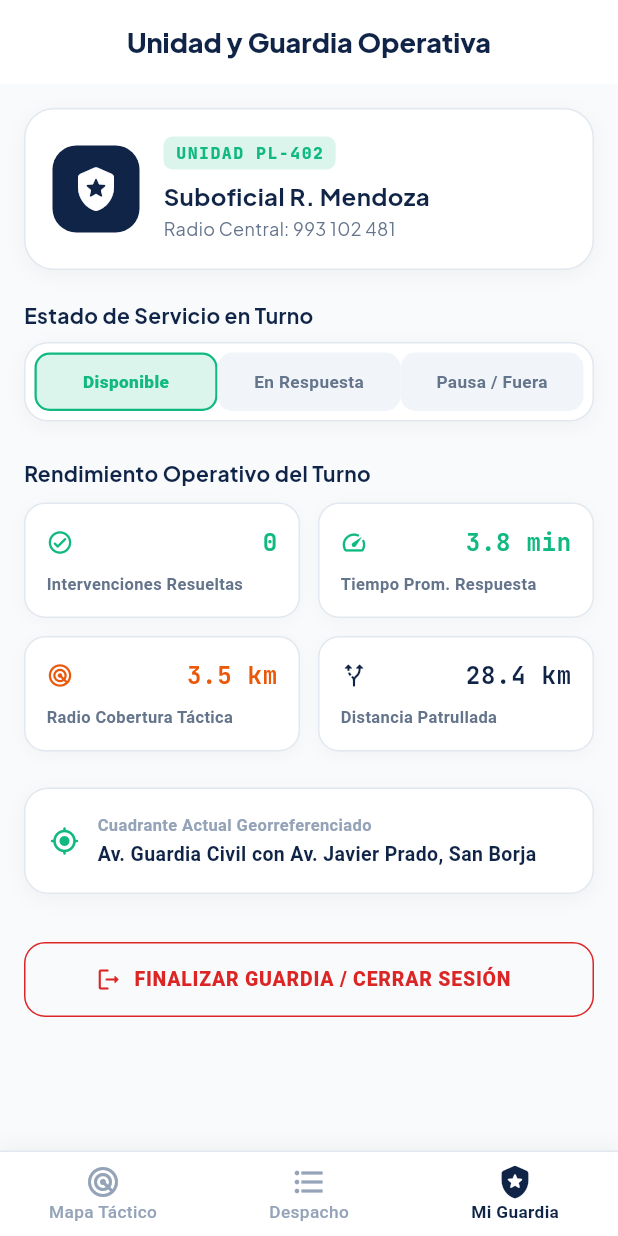
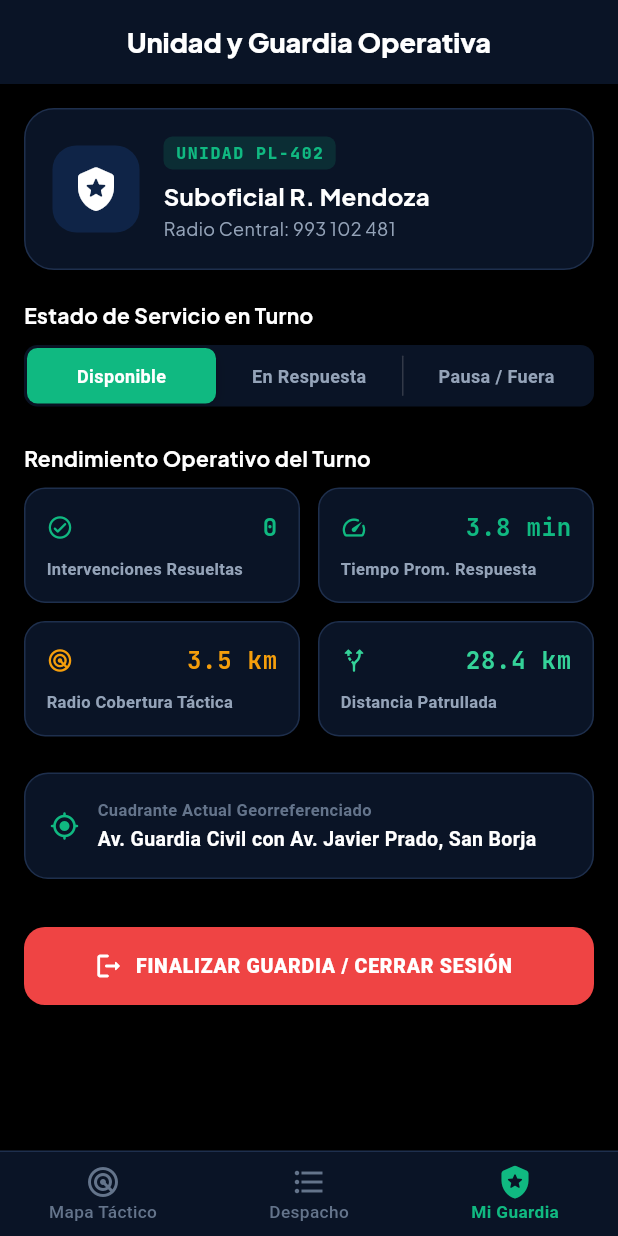
Before and after one commit to VMichael1999/Securia, a Flutter app: the PatrolShellView screen opened directly, item 3 of the bottom bar chosen, on a phone screen of 412 x 824 dp. Run offline on Flutter 3.47's test engine with Material 3 defaults, Android fonts, the phone set to English and light mode, and no system bars; our stand-ins replace flutter_bloc, flutter_map, get_it, google_fonts, image_picker, latlong2; accounts and stored records are empty.

Commit message:
feat(patrol): aplicar tema oscuro negro con azul y verde casi oscuros a la terminal policial

```diff
--- a/securia_patrol/lib/app/securia_patrol_app.dart
+++ b/securia_patrol/lib/app/securia_patrol_app.dart
@@ -42,15 +42,14 @@ class SecuriaPatrolApp extends StatelessWidget {
         theme: ThemeData(
           useMaterial3: true,
           scaffoldBackgroundColor: PatrolColors.background,
-          colorScheme: ColorScheme.fromSeed(
-            seedColor: PatrolColors.policeBlue,
+          colorScheme: const ColorScheme.dark(
             primary: PatrolColors.policeBlue,
             secondary: PatrolColors.policeAccent,
-            surface: Colors.white,
+            surface: PatrolColors.surfaceCard,
             error: PatrolColors.alertCrimson,
           ),
           snackBarTheme: SnackBarThemeData(
-            backgroundColor: PatrolColors.policeBlue,
+            backgroundColor: const Color(0xFF0F2447),
             contentTextStyle: const TextStyle(
               color: Colors.white,
               fontWeight: FontWeight.w700,
@@ -59,12 +58,12 @@ class SecuriaPatrolApp extends StatelessWidget {
             behavior: SnackBarBehavior.floating,
             shape: RoundedRectangleBorder(
               borderRadius: BorderRadius.circular(14),
-              side: const BorderSide(color: Color(0xFF334155), width: 1),
+              side: const BorderSide(color: Color(0xFF10B981), width: 1.2),
             ),
           ),
           appBarTheme: const AppBarTheme(
-            backgroundColor: Colors.white,
-            foregroundColor: PatrolColors.policeBlue,
+            backgroundColor: PatrolColors.surface,
+            foregroundColor: Colors.white,
             elevation: 0,
             centerTitle: true,
           ),
--- a/securia_patrol/lib/app/theme/patrol_colors.dart
+++ b/securia_patrol/lib/app/theme/patrol_colors.dart
@@ -4,41 +4,43 @@ import 'package:flutter/material.dart';
 class PatrolColors {
   PatrolColors._();
 
-  // Fondos y Superficies Limpias (Iguales al aplicativo ciudadano)
-  static const Color background = Color(0xFFF8FAFC);
-  static const Color surface = Colors.white;
-  static const Color surfaceElevated = Colors.white;
-  static const Color surfaceCard = Colors.white;
-  static const Color surfaceBorder = Color(0xFFE2E8F0);
+  // Fondos y Superficies Oscuras: Negro y Azul Oscuro
+  static const Color background = Color(0xFF000000); // Negro puro de fondo
+  static const Color surface = Color(0xFF050811); // Negro profundo
+  static const Color surfaceElevated = Color(0xFF0F1E38); // Azul oscuro elevado
+  static const Color surfaceCard = Color(0xFF0A1426); // Tarjetas en Azul oscuro sobre negro
+  static const Color surfaceBorder = Color(0xFF1E2F4D); // Borde azul oscuro sutil
 
-  // Colores Primarios: Azul casi oscuro, Verde y Blanco
-  static const Color tacticalNavy = Color(0xFF0F2447);
-  static const Color tacticalBlue = Color(0xFF0F2447);
-  static const Color policeBlue = Color(0xFF0F2447);
+  // Colores Primarios Policiales: Verde, Azul oscuro y Negro
+  static const Color tacticalNavy = Color(0xFF0F2447); // Azul oscuro institucional
+  static const Color tacticalBlue = Color(0xFF0F2447); // Azul oscuro
+  static const Color policeBlue = Color(0xFF0F2447); // Azul oscuro institucional
   static const Color policeAccent = Color(0xFF10B981); // Verde de seguridad
-  static const Color policeLight = Color(0xFFD1FAE5);
+  static const Color policeLight = Color(0xFF34D399); // Verde claro de alta visibilidad
+  static const Color policeGreenDark = Color(0xFF064E3B); // Verde casi oscuro institucional
+  static const Color overlayScrim = Color(0xD9000000); // Velo negro para alertas a pantalla completa
   static const Color cyanAccent = Color(0xFF10B981);
   static const Color cyanGlow = Color(0x3310B981);
 
   // Estados de Alerta y Respuesta
-  static const Color alertCrimson = Color(0xFFDC2626);
-  static const Color alertCrimsonGlow = Color(0x3DDC2626);
-  static const Color warningAmber = Color(0xFFEA580C);
-  static const Color successGreen = Color(0xFF10B981);
+  static const Color alertCrimson = Color(0xFFEF4444); // Rojo sólido de emergencia
+  static const Color alertCrimsonGlow = Color(0x3DEF4444);
+  static const Color warningAmber = Color(0xFFF59E0B);
+  static const Color successGreen = Color(0xFF10B981); // Verde
   static const Color infoBlue = Color(0xFF0F2447);
 
-  // Textos y Contraste de Alta Legibilidad sobre fondos claros
-  static const Color textPrimary = Color(0xFF0F2447);
-  static const Color textSecondary = Color(0xFF64748B);
-  static const Color textMuted = Color(0xFF94A3B8);
+  // Textos y Contraste de Alta Densidad: Blanco puro sobre superficies oscuras
+  static const Color textPrimary = Color(0xFFFFFFFF); // Blanco puro (nunca blanco sobre blanco)
+  static const Color textSecondary = Color(0xFF94A3B8); // Gris claro legible
+  static const Color textMuted = Color(0xFF64748B);
 
   // Gradientes
   static const LinearGradient tacticalGradient = LinearGradient(
     begin: Alignment.topLeft,
     end: Alignment.bottomRight,
     colors: [
-      Color(0xFF0F2447),
-      Color(0xFF1A365D),
+      Color(0xFF000000), // Negro
+      Color(0xFF0F2447), // Azul oscuro
     ],
   );
 
--- a/securia_patrol/lib/features/auth/presentation/views/patrol_login_view.dart
+++ b/securia_patrol/lib/features/auth/presentation/views/patrol_login_view.dart
@@ -139,7 +139,7 @@ class _PatrolLoginViewState extends State<PatrolLoginView> {
                       style: PatrolTypography.titleLarge.copyWith(
                         fontSize: 24,
                         letterSpacing: 1.5,
-                        color: PatrolColors.policeBlue,
+                        color: Colors.white,
                       ),
                     ),
                     const SizedBox(height: 4),
--- a/securia_patrol/lib/features/profile/presentation/views/patrol_profile_view.dart
+++ b/securia_patrol/lib/features/profile/presentation/views/patrol_profile_view.dart
@@ -1,3 +1,4 @@
+import 'package:flutter/cupertino.dart';
 import 'package:flutter/material.dart';
 import 'package:flutter_bloc/flutter_bloc.dart';
 import 'package:securia_core/securia_core.dart';
@@ -17,11 +18,11 @@ class PatrolProfileView extends StatelessWidget {
     return Scaffold(
       backgroundColor: PatrolColors.background,
       appBar: AppBar(
-        backgroundColor: Colors.white,
+        backgroundColor: PatrolColors.surfaceCard,
         elevation: 0,
         title: Text(
           'Unidad y Guardia Operativa',
-          style: PatrolTypography.titleLarge.copyWith(fontSize: 18, color: PatrolColors.policeBlue),
+          style: PatrolTypography.titleLarge.copyWith(fontSize: 18, color: Colors.white),
         ),
         centerTitle: true,
       ),
@@ -38,12 +39,12 @@ class PatrolProfileView extends StatelessWidget {
                 Container(
                   padding: const EdgeInsets.all(18),
                   decoration: BoxDecoration(
-                    color: Colors.white,
+                    color: PatrolColors.surfaceCard,
                     borderRadius: BorderRadius.circular(20),
                     border: Border.all(color: PatrolColors.surfaceBorder),
                     boxShadow: [
                       BoxShadow(
-                        color: Colors.black.withValues(alpha: 0.04),
+                        color: Colors.black.withValues(alpha: 0.3),
                         blurRadius: 10,
                         offset: const Offset(0, 3),
                       ),
@@ -105,51 +106,65 @@ class PatrolProfileView extends StatelessWidget {
 
                 const SizedBox(height: 20),
 
-                // 2. Selector de Estado de Servicio
+                // 2. Selector de Estado de Servicio (Cupertino)
                 Text(
                   'Estado de Servicio en Turno',
                   style: PatrolTypography.titleMedium.copyWith(fontSize: 14),
                 ),
-                const SizedBox(height: 8),
+                const SizedBox(height: 10),
 
-                Container(
-                  padding: const EdgeInsets.all(6),
-                  decoration: BoxDecoration(
-                    color: Colors.white,
-                    borderRadius: BorderRadius.circular(16),
-                    border: Border.all(color: PatrolColors.surfaceBorder),
-                    boxShadow: [
-                      BoxShadow(
-                        color: Colors.black.withValues(alpha: 0.04),
-                        blurRadius: 10,
-                        offset: const Offset(0, 3),
+                SizedBox(
+                  width: double.infinity,
+                  child: CupertinoSlidingSegmentedControl<PatrolStatus>(
+                    groupValue: patrol.status,
+                    backgroundColor: PatrolColors.surfaceCard,
+                    thumbColor: PatrolColors.policeAccent,
+                    children: {
+                      PatrolStatus.disponible: Padding(
+                        padding: const EdgeInsets.symmetric(horizontal: 10, vertical: 10),
+                        child: Text(
+                          'Disponible',
+                          style: TextStyle(
+                            color: patrol.status == PatrolStatus.disponible
+                                ? Colors.white
+                                : PatrolColors.textSecondary,
+                            fontWeight: FontWeight.w700,
+                            fontSize: 12,
+                          ),
+                        ),
                       ),
-                    ],
-                  ),
-                  child: Row(
-                    children: [
-                      _buildStatusOption(
-                        context,
-                        label: 'Disponible',
-                        status: PatrolStatus.disponible,
-                        currentStatus: patrol.status,
-                        color: PatrolColors.successGreen,
+                      PatrolStatus.enRespuesta: Padding(
+                        padding: const EdgeInsets.symmetric(horizontal: 10, vertical: 10),
+                        child: Text(
+                          'En Respuesta',
+                          style: TextStyle(
+                            color: patrol.status == PatrolStatus.enRespuesta
+                                ? Colors.white
+                                : PatrolColors.textSecondary,
+                            fontWeight: FontWeight.w700,
+                            fontSize: 12,
+                          ),
+                        ),
                       ),
-                      _buildStatusOption(
-                        context,
-                        label: 'En Respuesta',
-                        status: PatrolStatus.enRespuesta,
-                        currentStatus: patrol.status,
-                        color: PatrolColors.alertCrimson,
+                      PatrolStatus.fueraServicio: Padding(
+                        padding: const EdgeInsets.symmetric(horizontal: 10, vertical: 10),
+                        child: Text(
+                          'Pausa / Fuera',
+                          style: TextStyle(
+                            color: patrol.status == PatrolStatus.fueraServicio
+                                ? Colors.white
+                                : PatrolColors.textSecondary,
+                            fontWeight: FontWeight.w700,
+                            fontSize: 12,
+                          ),
+                        ),
                       ),
-                      _buildStatusOption(
-                        context,
-                        label: 'Pausa / Fuera',
-                        status: PatrolStatus.fueraServicio,
-                        currentStatus: patrol.status,
-                        color: PatrolColors.textMuted,
-                      ),
-                    ],
+                    },
+                    onValueChanged: (newStatus) {
+                      if (newStatus != null) {
+                        context.read<PatrolBloc>().add(PatrolChangeDutyStatus(newStatus));
+                      }
+                    },
                   ),
                 ),
 
@@ -200,7 +215,7 @@ class PatrolProfileView extends StatelessWidget {
                         icon: Icons.alt_route_rounded,
                         value: '28.4 km',
                         label: 'Distancia Patrullada',
-                        accentColor: PatrolColors.infoBlue,
+                        accentColor: PatrolColors.policeLight,
                       ),
                     ),
                   ],
@@ -212,12 +227,12 @@ class PatrolProfileView extends StatelessWidget {
                 Container(
                   padding: const EdgeInsets.all(16),
                   decoration: BoxDecoration(
-                    color: Colors.white,
+                    color: PatrolColors.surfaceCard,
                     borderRadius: BorderRadius.circular(16),
                     border: Border.all(color: PatrolColors.surfaceBorder),
                     boxShadow: [
                       BoxShadow(
-                        color: Colors.black.withValues(alpha: 0.04),
+                        color: Colors.black.withValues(alpha: 0.3),
                         blurRadius: 10,
                         offset: const Offset(0, 3),
                       ),
@@ -257,29 +272,31 @@ class PatrolProfileView extends StatelessWidget {
 
                 const SizedBox(height: 32),
 
-                // 5. Finalizar Turno / Salir
+                // 5. Finalizar Turno / Salir (Sólido Rojo con Letra Blanca)
                 SizedBox(
                   width: double.infinity,
-                  height: 50,
-                  child: OutlinedButton.icon(
+                  height: 52,
+                  child: ElevatedButton.icon(
                     onPressed: () {
                       Navigator.of(context).pushAndRemoveUntil(
                         MaterialPageRoute(builder: (_) => const PatrolLoginView()),
                         (route) => false,
                       );
                     },
-                    icon: const Icon(Icons.logout_rounded, color: PatrolColors.alertCrimson),
+                    icon: const Icon(Icons.logout_rounded, color: Colors.white, size: 20),
                     label: const Text(
                       'FINALIZAR GUARDIA / CERRAR SESIÓN',
                       style: TextStyle(
-                        color: PatrolColors.alertCrimson,
-                        fontWeight: FontWeight.w800,
+                        color: Colors.white,
+                        fontWeight: FontWeight.w900,
                         fontSize: 13,
                         letterSpacing: 0.5,
                       ),
                     ),
-                    style: OutlinedButton.styleFrom(
-                      side: const BorderSide(color: PatrolColors.alertCrimson),
+                    style: ElevatedButton.styleFrom(
+                      backgroundColor: PatrolColors.alertCrimson,
+                      foregroundColor: Colors.white,
+                      elevation: 3,
                       shape: RoundedRectangleBorder(
                         borderRadius: BorderRadius.circular(14),
                       ),
@@ -294,47 +311,6 @@ class PatrolProfileView extends StatelessWidget {
     );
   }
 
-  Widget _buildStatusOption(
-    BuildContext context, {
-    required String label,
-    required PatrolStatus status,
-    required PatrolStatus currentStatus,
-    required Color color,
-  }) {
-    final isSelected = status == currentStatus;
-
-    return Expanded(
-      child: InkWell(
-        onTap: () {
-          context.read<PatrolBloc>().add(PatrolChangeDutyStatus(status));
-        },
-        borderRadius: BorderRadius.circular(10),
-        child: AnimatedContainer(
-          duration: const Duration(milliseconds: 200),
-          padding: const EdgeInsets.symmetric(vertical: 10),
-          decoration: BoxDecoration(
-            color: isSelected ? color.withValues(alpha: 0.15) : const Color(0xFFF1F5F9),
-            borderRadius: BorderRadius.circular(10),
-            border: Border.all(
-              color: isSelected ? color : Colors.transparent,
-              width: 1.5,
-            ),
-          ),
-          child: Center(
-            child: Text(
-              label,
-              style: TextStyle(
-                color: isSelected ? color : PatrolColors.textSecondary,
-                fontWeight: isSelected ? FontWeight.w800 : FontWeight.w600,
-                fontSize: 11.5,
-              ),
-            ),
-          ),
-        ),
-      ),
-    );
-  }
-
   Widget _buildMetricTile({
     required IconData icon,
     required String value,
@@ -344,12 +320,12 @@ class PatrolProfileView extends StatelessWidget {
     return Container(
       padding: const EdgeInsets.all(14),
       decoration: BoxDecoration(
-        color: Colors.white,
+        color: PatrolColors.surfaceCard,
         borderRadius: BorderRadius.circular(14),
         border: Border.all(color: PatrolColors.surfaceBorder),
         boxShadow: [
           BoxShadow(
-            color: Colors.black.withValues(alpha: 0.03),
+            color: Colors.black.withValues(alpha: 0.2),
             blurRadius: 8,
             offset: const Offset(0, 2),
           ),
--- a/securia_patrol/lib/features/shell/presentation/views/patrol_shell_view.dart
+++ b/securia_patrol/lib/features/shell/presentation/views/patrol_shell_view.dart
@@ -41,25 +41,18 @@ class _PatrolShellViewState extends State<PatrolShellView> {
             children: views,
           ),
           bottomNavigationBar: Container(
-            decoration: BoxDecoration(
-              color: Colors.white,
+            decoration: const BoxDecoration(
+              color: PatrolColors.surfaceCard,
               border: Border(
                 top: BorderSide(color: PatrolColors.surfaceBorder, width: 1.0),
               ),
-              boxShadow: [
-                BoxShadow(
-                  color: Colors.black.withValues(alpha: 0.04),
-                  blurRadius: 10,
-                  offset: const Offset(0, -3),
-                ),
-              ],
             ),
             child: BottomNavigationBar(
               currentIndex: _currentIndex,
               onTap: (index) => setState(() => _currentIndex = index),
-              backgroundColor: Colors.white,
+              backgroundColor: PatrolColors.surfaceCard,
               elevation: 0,
-              selectedItemColor: PatrolColors.policeBlue,
+              selectedItemColor: PatrolColors.policeAccent,
               unselectedItemColor: PatrolColors.textMuted,
               selectedLabelStyle: const TextStyle(fontWeight: FontWeight.w700, fontSize: 11.5),
               unselectedLabelStyle: const TextStyle(fontWeight: FontWeight.w500, fontSize: 11.5),
--- a/securia_patrol/lib/features/triage/presentation/views/patrol_triage_view.dart
+++ b/securia_patrol/lib/features/triage/presentation/views/patrol_triage_view.dart
@@ -42,23 +42,23 @@ class _PatrolTriageViewState extends State<PatrolTriageView>
     return Scaffold(
       backgroundColor: PatrolColors.background,
       appBar: AppBar(
-        backgroundColor: Colors.white,
+        backgroundColor: PatrolColors.surfaceCard,
         elevation: 0,
         title: Row(
           children: [
-            const Icon(Icons.shield_outlined, color: PatrolColors.policeBlue, size: 22),
+            const Icon(Icons.shield_outlined, color: PatrolColors.policeAccent, size: 22),
             const SizedBox(width: 8),
             Text(
               'Triage y Despacho Táctico',
-              style: PatrolTypography.titleLarge.copyWith(fontSize: 18),
+              style: PatrolTypography.titleLarge.copyWith(fontSize: 18, color: Colors.white),
             ),
           ],
         ),
         bottom: TabBar(
           controller: _tabController,
-          indicatorColor: PatrolColors.policeBlue,
+          indicatorColor: PatrolColors.policeAccent,
           indicatorWeight: 3,
-          labelColor: PatrolColors.policeBlue,
+          labelColor: PatrolColors.policeAccent,
           unselectedLabelColor: PatrolColors.textMuted,
           labelStyle: const TextStyle(fontWeight: FontWeight.w700, fontSize: 13),
           tabs: const [
@@ -144,7 +144,7 @@ class _PatrolTriageViewState extends State<PatrolTriageView>
         return Container(
           padding: const EdgeInsets.all(16),
           decoration: BoxDecoration(
-            color: Colors.white,
+            color: PatrolColors.surfaceCard,
             borderRadius: BorderRadius.circular(16),
             border: Border.all(
               color: isAssignedToMe
@@ -154,7 +154,7 @@ class _PatrolTriageViewState extends State<PatrolTriageView>
             ),
             boxShadow: [
               BoxShadow(
-                color: Colors.black.withValues(alpha: 0.04),
+                color: Colors.black.withValues(alpha: 0.25),
                 blurRadius: 10,
                 offset: const Offset(0, 3),
               ),
@@ -182,11 +182,11 @@ class _PatrolTriageViewState extends State<PatrolTriageView>
                       children: [
                         Text(
                           incident.type.title,
-                          style: PatrolTypography.titleMedium.copyWith(fontSize: 14.5),
+                          style: PatrolTypography.titleMedium.copyWith(fontSize: 14.5, color: Colors.white),
                         ),
                         Text(
                           DateFormat('dd/MM HH:mm').format(incident.timestamp),
-                          style: PatrolTypography.bodySmall.copyWith(fontSize: 11),
+                          style: PatrolTypography.bodySmall.copyWith(fontSize: 11, color: PatrolColors.textSecondary),
                         ),
                       ],
                     ),
@@ -243,20 +243,21 @@ class _PatrolTriageViewState extends State<PatrolTriageView>
 
               const SizedBox(height: 12),
 
-              // Botones de acción rápida
+              // Botones de acción rápida con RELLENO SÓLIDO
               Row(
                 children: [
                   Expanded(
-                    child: OutlinedButton.icon(
+                    child: ElevatedButton.icon(
                       onPressed: () {
                         context.read<PatrolBloc>().add(PatrolSelectIncident(incident));
                         widget.onSwitchTab?.call(0); // Cambiar al tab del mapa
                       },
                       icon: const Icon(Icons.map_outlined, size: 16),
                       label: const Text('Rastrear en Mapa'),
-                      style: OutlinedButton.styleFrom(
-                        foregroundColor: PatrolColors.policeBlue,
-                        side: const BorderSide(color: PatrolColors.policeBlue),
+                      style: ElevatedButton.styleFrom(
+                        backgroundColor: PatrolColors.policeBlue,
+                        foregroundColor: Colors.white,
+                        elevation: 2,
                         shape: RoundedRectangleBorder(borderRadius: BorderRadius.circular(10)),
                       ),
                     ),
@@ -274,6 +275,7 @@ class _PatrolTriageViewState extends State<PatrolTriageView>
                         style: ElevatedButton.styleFrom(
                           backgroundColor: PatrolColors.alertCrimson,
                           foregroundColor: Colors.white,
+                          elevation: 2,
                           shape: RoundedRectangleBorder(borderRadius: BorderRadius.circular(10)),
                         ),
                       ),
```
